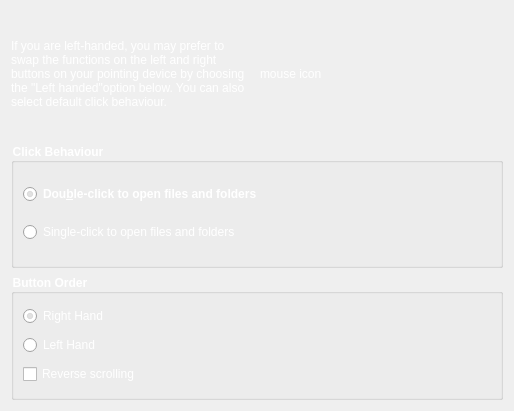
Qt form kde4/kaptan4/src/gui/mouseWidget.ui (pars-linux/uludag) before a commit.
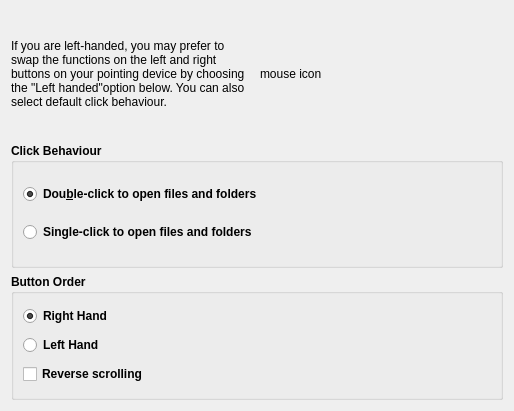
The same form after that commit.

Commit message: default color is not white anymore

The edit to the form file:
```diff
--- a/kde4/kaptan4/src/gui/mouseWidget.ui
+++ b/kde4/kaptan4/src/gui/mouseWidget.ui
@@ -12,8 +12,8 @@
   <property name="windowTitle" >
    <string>Mouse</string>
   </property>
-  <property name="styleSheet" >
-   <string notr="true" >color: white</string>
+  <property name="styleSheet">
+   <string notr="true"/>
   </property>
   <layout class="QGridLayout" name="gridLayout_3" >
    <item row="0" column="0" >
```
Left out of the diff: 93 changed lines with no effect on the pictures. The commit also changes 10 other files.
